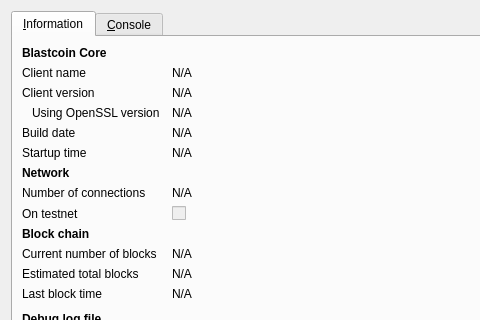
The window that src/qt/forms/rpcconsole.ui (blastcoin/blastcoin) describes before a commit, drawn with Qt 5; both pictures show x 0 to 480 and y 0 to 320 of the 740 by 450 pixel window.
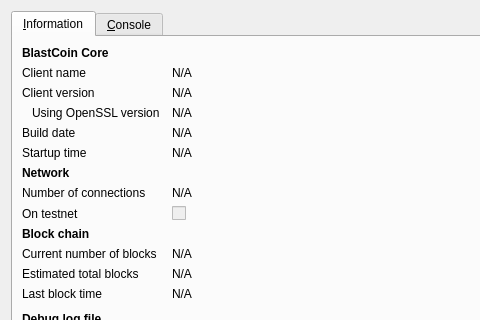
The same window after the commit. Icons and pictures are not drawn.

```diff
--- a/src/qt/forms/rpcconsole.ui
+++ b/src/qt/forms/rpcconsole.ui
@@ -36,7 +36,7 @@
           </font>
          </property>
          <property name="text">
-          <string>Blastcoin Core</string>
+          <string>BlastCoin Core</string>
          </property>
         </widget>
        </item>
```
Left out of the diff: 6 changed lines with no effect on the pictures.
